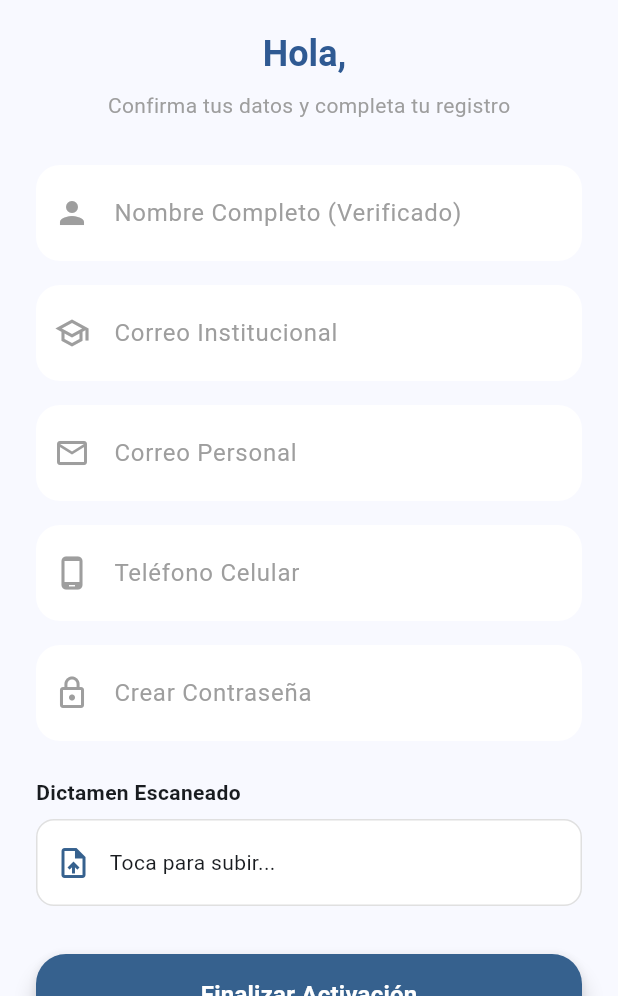
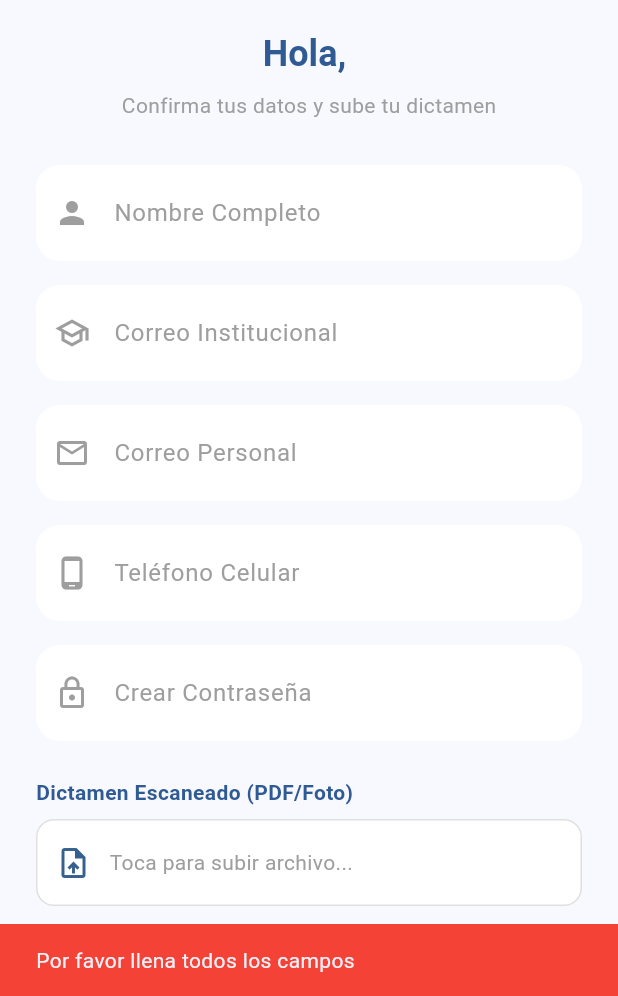
Before and after one commit to betilloXann/proyecto_tutorias, a Flutter app: the RegisterView screen opened directly with empty values, after a tap on "Finalizar Activación", on a phone screen of 412 x 824 dp, the part 240-1236 px from its top. Run offline on Flutter 3.47's test engine with Material 3 defaults, Android fonts, the phone set to English and light mode, and no system bars; our stand-ins replace cloud_firestore, file_picker, firebase_auth, firebase_core, firebase_storage, flutter_svg; accounts and stored records are empty.

Commit message:
:sparkles: Proceso completo de incorporación de estudiantes (Autenticacion + Almacenamiento + Firestore)

```diff
--- a/lib/features/login/views/register_view.dart
+++ b/lib/features/login/views/register_view.dart
@@ -1,13 +1,17 @@
+import 'dart:io'; // IMPORTANTE: Para manejar el archivo File
+import 'package:file_picker/file_picker.dart'; // IMPORTANTE: Para seleccionar archivos
 import 'package:flutter/material.dart';
 import 'package:flutter_svg/flutter_svg.dart';
+import 'package:provider/provider.dart';
+
 import '../../../core/widgets/primary_button.dart';
 import '../../../core/widgets/text_input_field.dart';
+import '../../../data/repositories/auth_repository.dart'; // Tu Repo
 
 class RegisterView extends StatefulWidget {
-  // VARIABLES QUE RECIBE DE LA PANTALLA ANTERIOR
   final String boleta;
   final String foundName;
-  final String docId;
+  final String docId; // El ID del documento a actualizar
 
   const RegisterView({
     super.key,
@@ -27,12 +31,15 @@ class _RegisterViewState extends State<RegisterView> {
   late final TextEditingController phoneCtrl;
   late final TextEditingController passCtrl;
 
+  // Variables para el archivo y carga
+  File? _selectedFile;
   String? _fileName;
+  bool _isLoading = false;
 
   @override
   void initState() {
     super.initState();
-    // PRE-LLENAMOS EL NOMBRE CON EL DATO RECIBIDO
+    // Pre-llenamos el nombre
     nameCtrl = TextEditingController(text: widget.foundName);
     emailCtrl = TextEditingController();
     personalEmailCtrl = TextEditingController();
@@ -40,7 +47,6 @@ class _RegisterViewState extends State<RegisterView> {
     passCtrl = TextEditingController();
   }
 
-  // ... (El dispose y _pickDictamen quedan igual) ...
   @override
   void dispose() {
     nameCtrl.dispose();
@@ -51,10 +57,75 @@ class _RegisterViewState extends State<RegisterView> {
     super.dispose();
   }
 
-  void _pickDictamen() async {
-    setState(() {
-      _fileName = "dictamen_${widget.boleta}.pdf";
-    });
+  // --- 1. LÓGICA PARA SELECCIONAR ARCHIVO ---
+  Future<void> _pickDictamen() async {
+    // Abre el selector de archivos (PDF, JPG, PNG)
+    final result = await FilePicker.platform.pickFiles(
+      type: FileType.custom,
+      allowedExtensions: ['pdf', 'jpg', 'jpeg', 'png'],
+    );
+
+    if (result != null) {
+      setState(() {
+        _selectedFile = File(result.files.single.path!);
+        _fileName = result.files.single.name;
+      });
+    }
+  }
+
+  // --- 2. LÓGICA PARA ENVIAR TODO A FIREBASE ---
+  Future<void> _submitActivation() async {
+    // Validaciones básicas
+    if (emailCtrl.text.isEmpty ||
+        personalEmailCtrl.text.isEmpty ||
+        phoneCtrl.text.isEmpty ||
+        passCtrl.text.isEmpty) {
+      ScaffoldMessenger.of(context).showSnackBar(
+        const SnackBar(content: Text("Por favor llena todos los campos"), backgroundColor: Colors.red),
+      );
+      return;
+    }
+
+    if (_selectedFile == null) {
+      ScaffoldMessenger.of(context).showSnackBar(
+        const SnackBar(content: Text("Debes subir tu Dictamen escaneado"), backgroundColor: Colors.red),
+      );
+      return;
+    }
+
+    setState(() => _isLoading = true);
+
+    try {
+      // Llamamos al repositorio
+      await context.read<AuthRepository>().activateAccount(
+        docId: widget.docId,
+        email: emailCtrl.text.trim(),
+        password: passCtrl.text.trim(),
+        phone: phoneCtrl.text.trim(),
+        personalEmail: personalEmailCtrl.text.trim(),
+        dictamenFile: _selectedFile!,
+      );
+
+      if (!mounted) return;
+
+      // ¡ÉXITO!
+      // Navegamos al Home y borramos todo el historial de login para que no pueda regresar
+      Navigator.pushNamedAndRemoveUntil(context, '/home', (route) => false);
+
+    } catch (e) {
+      if (!mounted) return;
+      setState(() => _isLoading = false);
+
+      // Mostrar error amigable
+      String message = e.toString().replaceAll("Exception: ", "");
+      if (message.contains("email-already-in-use")) {
+        message = "Este correo ya está registrado en otra cuenta.";
+      }
+
+      ScaffoldMessenger.of(context).showSnackBar(
+        SnackBar(content: Text(message), backgroundColor: Colors.red),
+      );
+    }
   }
 
   @override
@@ -64,8 +135,8 @@ class _RegisterViewState extends State<RegisterView> {
     return Scaffold(
       backgroundColor: theme.colorScheme.surface,
       appBar: AppBar(
+        backgroundColor: Colors.transparent,
         elevation: 0,
-        backgroundColor: Colors.transparent,
         leading: IconButton(
           icon: const Icon(Icons.arrow_back, color: Color(0xFF2F5A93)),
           onPressed: () => Navigator.of(context).pop(),
@@ -78,9 +149,8 @@ class _RegisterViewState extends State<RegisterView> {
             SvgPicture.asset("assets/images/logo.svg", height: 80),
             const SizedBox(height: 20),
 
-            // SALUDO PERSONALIZADO
             Text(
-              "Hola, ${widget.foundName.split(' ')[0]}", // Solo el primer nombre
+              "Hola, ${widget.foundName.split(' ')[0]}",
               style: theme.textTheme.headlineSmall?.copyWith(
                 fontWeight: FontWeight.bold,
                 color: const Color(0xFF2F5A93),
@@ -88,21 +158,20 @@ class _RegisterViewState extends State<RegisterView> {
             ),
             const SizedBox(height: 8),
             const Text(
-              "Confirma tus datos y completa tu registro",
+              "Confirma tus datos y sube tu dictamen",
               style: TextStyle(color: Colors.grey),
             ),
             const SizedBox(height: 30),
 
             // CAMPO NOMBRE (BLOQUEADO)
             TextInputField(
-              label: "Nombre Completo (Verificado)",
+              label: "Nombre Completo",
               controller: nameCtrl,
               icon: Icons.person,
-              readOnly: true, // <--- NO SE PUEDE EDITAR
+              readOnly: true,
             ),
             const SizedBox(height: 16),
 
-            // ... (El resto de los campos quedan igual: Email, Phone, Pass) ...
             TextInputField(
               label: "Correo Institucional",
               controller: emailCtrl,
@@ -136,16 +205,17 @@ class _RegisterViewState extends State<RegisterView> {
 
             const SizedBox(height: 24),
 
-            // SECCIÓN DICTAMEN (Igual que antes)
+            // SECCIÓN DICTAMEN
             const Align(
               alignment: Alignment.centerLeft,
-              child: Text("Dictamen Escaneado", style: TextStyle(fontWeight: FontWeight.bold)),
+              child: Text("Dictamen Escaneado (PDF/Foto)",
+                  style: TextStyle(fontWeight: FontWeight.bold, color: Color(0xFF2F5A93))),
             ),
             const SizedBox(height: 8),
+
             InkWell(
               onTap: _pickDictamen,
               child: Container(
-                // ... (Estilo igual que antes) ...
                 padding: const EdgeInsets.symmetric(vertical: 16, horizontal: 12),
                 decoration: BoxDecoration(
                   color: Colors.white,
@@ -156,19 +226,35 @@ class _RegisterViewState extends State<RegisterView> {
                   children: [
                     Icon(Icons.upload_file, color: theme.colorScheme.primary),
                     const SizedBox(width: 12),
-                    Expanded(child: Text(_fileName ?? "Toca para subir...")),
+                    Expanded(
+                      child: Text(
+                        _fileName ?? "Toca para subir archivo...",
+                        style: TextStyle(
+                          color: _fileName != null ? Colors.black : Colors.grey,
+                          fontWeight: _fileName != null ? FontWeight.bold : FontWeight.normal,
+                        ),
+                        overflow: TextOverflow.ellipsis,
+                      ),
+                    ),
+                    if (_fileName != null)
+                      const Icon(Icons.check_circle, color: Colors.green, size: 20),
                   ],
                 ),
               ),
             ),
 
             const SizedBox(height: 32),
-            PrimaryButton(
-              text: "Finalizar Activación",
-              onPressed: () {
-                // Aquí usamos widget.boleta para actualizar en Firebase
-                print("Actualizando usuario: ${widget.boleta}");
-              },
+
+            // BOTÓN PRINCIPAL
+            SizedBox(
+              width: double.infinity,
+              height: 56,
+              child: _isLoading
+                  ? const Center(child: CircularProgressIndicator())
+                  : PrimaryButton(
+                text: "Finalizar Activación",
+                onPressed: _submitActivation,
+              ),
             ),
           ],
         ),
```
Also changed, not shown: 1 other file.
